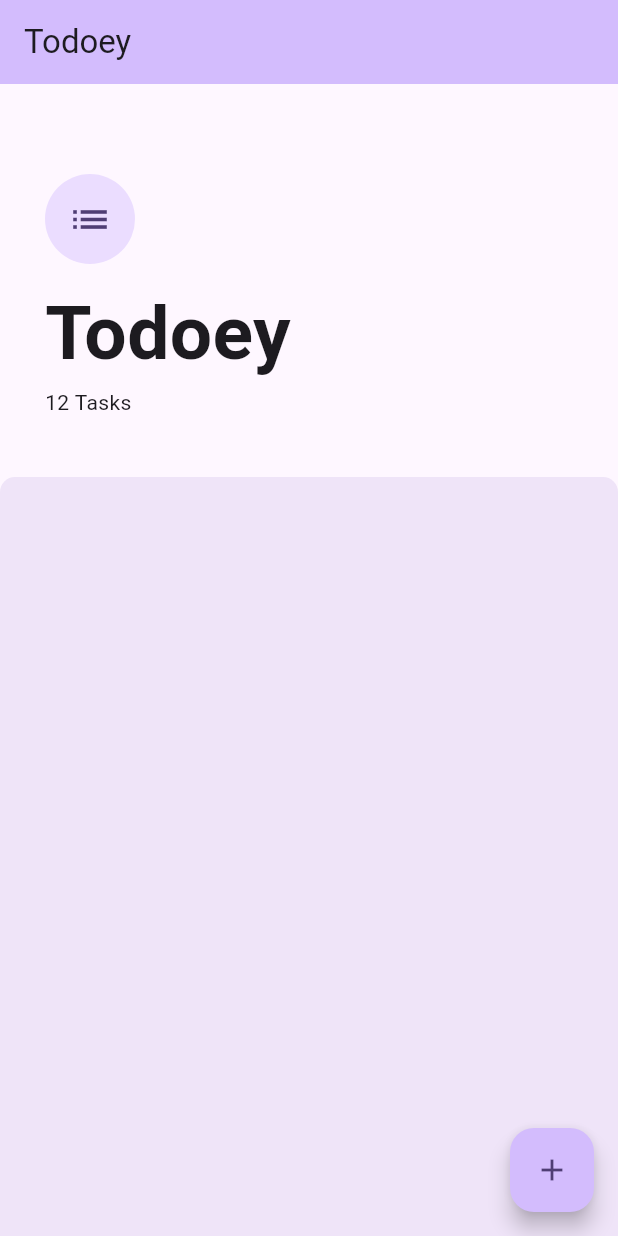
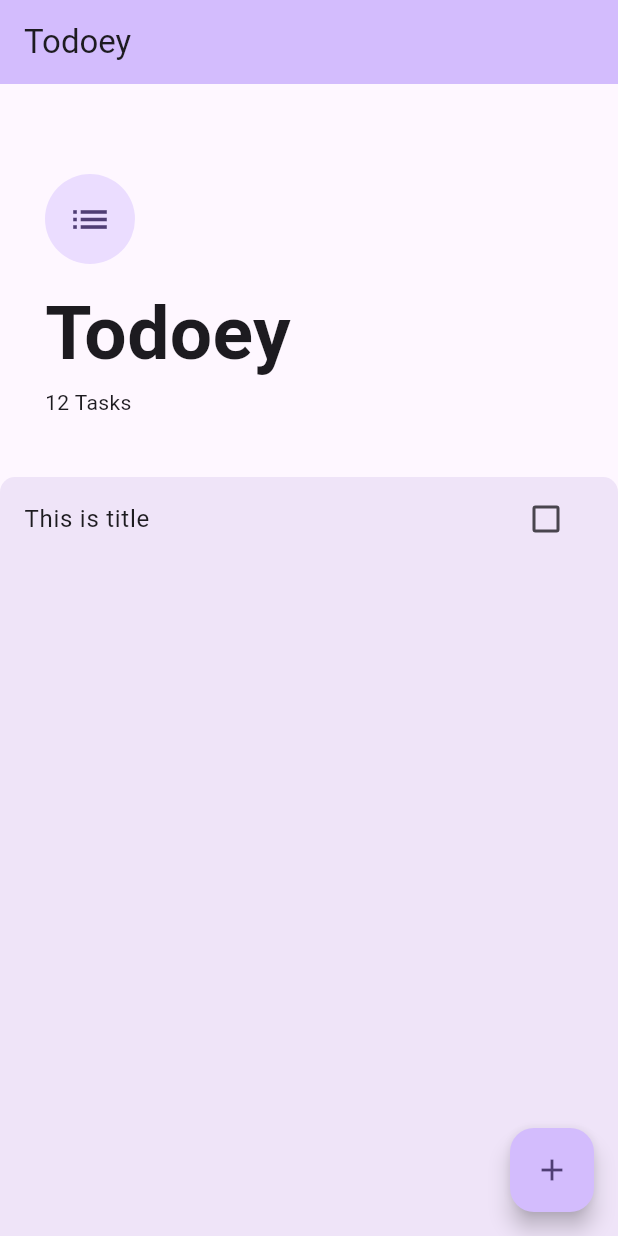
Before and after one commit to pranaypatel512/flutter_todoey, a Flutter app: the screen it shows after launch, on a phone screen of 412 x 824 dp. Run offline on Flutter 3.47's test engine with Material 2 defaults, Android fonts, the phone set to English and light mode, and no system bars.

```diff
--- a/lib/screens/tasks_screen.dart
+++ b/lib/screens/tasks_screen.dart
@@ -20,8 +20,8 @@ class _TasksScreenState extends State<TasksScreen> {
       ),
       body: Column(crossAxisAlignment: CrossAxisAlignment.start, children: [
         Container(
-          padding:
-              const EdgeInsets.only(top: 60.0, left: 30.0, right: 30.0, bottom: 30.0),
+          padding: const EdgeInsets.only(
+              top: 60.0, left: 30.0, right: 30.0, bottom: 30.0),
           child: const Column(
             crossAxisAlignment: CrossAxisAlignment.start,
             children: [
@@ -56,6 +56,7 @@ class _TasksScreenState extends State<TasksScreen> {
               borderRadius: const BorderRadius.only(
                   topLeft: Radius.circular(10),
                   topRight: Radius.circular(10.0))),
+          child: TasksListWidget(),
         ))
       ]),
       floatingActionButton: FloatingActionButton(
@@ -68,3 +69,35 @@ class _TasksScreenState extends State<TasksScreen> {
     );
   }
 }
+
+class TasksListWidget extends StatelessWidget {
+  const TasksListWidget({
+    super.key,
+  });
+
+  @override
+  Widget build(BuildContext context) {
+    return ListView(
+      children: [
+        TasksListItem(
+          text: 'This is title',
+        )
+      ],
+    );
+  }
+}
+
+class TasksListItem extends StatelessWidget {
+  TasksListItem({required this.text});
+  String text;
+  @override
+  Widget build(BuildContext context) {
+    return ListTile(
+      title: Text(text),
+      trailing: Checkbox(
+        value: false,
+        onChanged: (value) {},
+      ),
+    );
+  }
+}
```
